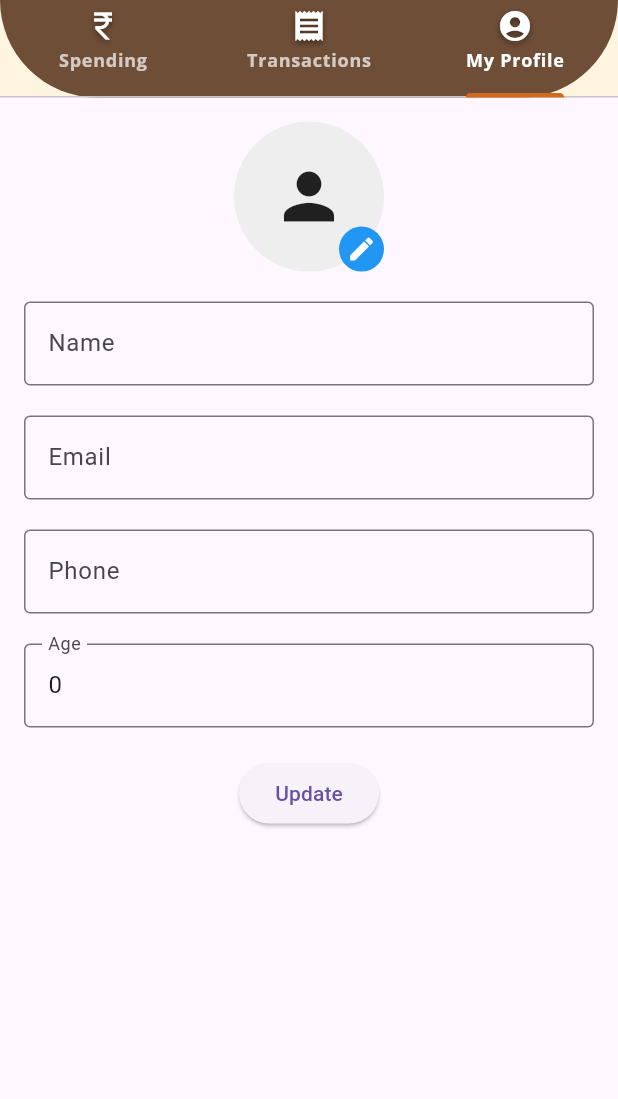
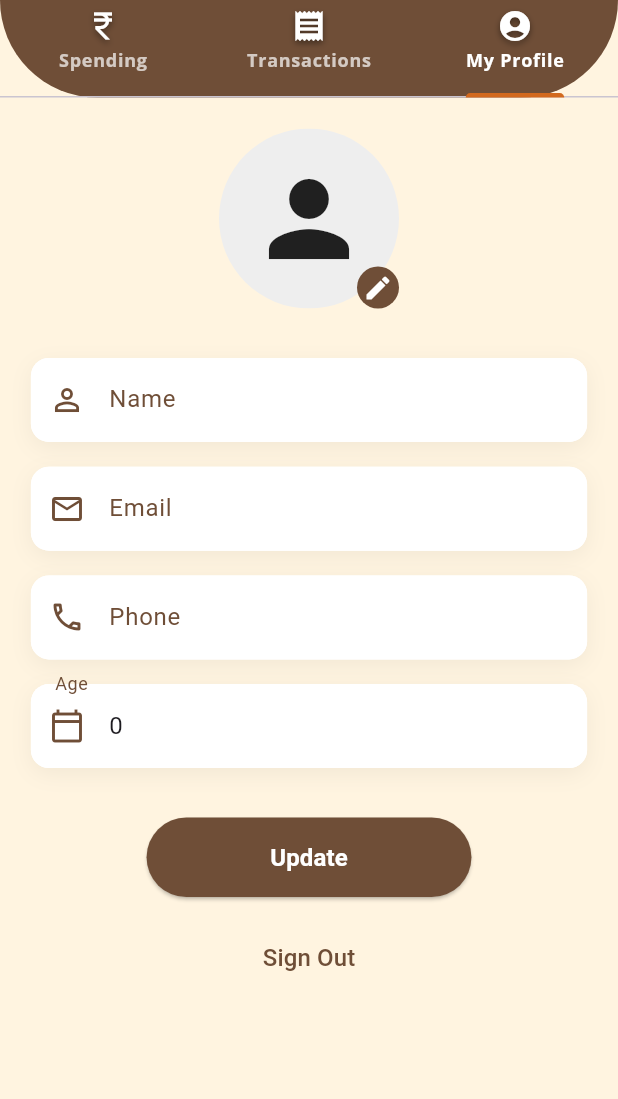
Before and after one commit to ajaychikshetty/wallet_flex, a Flutter app: the screen it shows once a user with an empty profile is signed in, tab 3 chosen, on a phone screen of 412 x 824 dp, the part 137-1236 px from its top. Run offline on Flutter 3.47's test engine with Material 3 defaults, Android fonts, the phone set to English and light mode, and no system bars; our stand-ins replace cloud_firestore, firebase_auth, firebase_core, firebase_messaging, firebase_storage, fl_chart and 6 more; missing offline and left inert: firebase_app_check; accounts and stored records are empty.

Commit message:
new commit

```diff
--- a/lib/widgets/ProfilePage.dart
+++ b/lib/widgets/ProfilePage.dart
@@ -138,20 +138,39 @@ class _ProfilePageState extends State<ProfilePage> {
 
   @override
   Widget build(BuildContext context) {
+    double screenHeight = MediaQuery.of(context).size.height;
+    double screenWidth = MediaQuery.of(context).size.width;
+
     return Scaffold(
-      body: _isLoading
-          ? const Center(child: CircularProgressIndicator())
-          : SingleChildScrollView(
-              padding: const EdgeInsets.all(16.0),
+      backgroundColor:
+          const Color(0xFFFFF4E0), // Using your app's background color
+      // appBar: AppBar(
+      //   backgroundColor:
+      //       const Color(0xFF6F4E37), // Primary color from your theme
+      //   elevation: 0,
+      //   title: Text(
+      //     'Profile',
+      //     style: TextStyle(
+      //       color: Colors.white,
+      //       fontSize: 20,
+      //       fontWeight: FontWeight.bold,
+      //     ),
+      //   ),
+      //   centerTitle: true,
+      // ),
+      body: SingleChildScrollView(
+        child: Padding(
+          padding: EdgeInsets.all(screenWidth * 0.05),
           child: Column(
             children: [
               GestureDetector(
                 onTap: _pickImage,
-                    child: Stack(children: [
+                child: Stack(
+                  children: [
                     ClipOval(
                       child: Container(
-                          width: 100.0,
-                          height: 100.0,
+                        width: 120,
+                        height: 120,
                         decoration: BoxDecoration(
                           color: Colors.grey[200],
                         ),
@@ -160,67 +179,136 @@ class _ProfilePageState extends State<ProfilePage> {
                                 _profileImageUrl,
                                 fit: BoxFit.cover,
                               )
-                              : const Icon(Icons.person, size: 50),
+                            : const Icon(Icons.person, size: 80),
                       ),
                     ),
                     Positioned(
                       right: 0,
                       bottom: 0,
                       child: Container(
-                          width: 30,
-                          height: 30,
-                          decoration: const BoxDecoration(
-                            color: Colors.blue,
+                        padding: const EdgeInsets.all(4),
+                        decoration: BoxDecoration(
+                          color: const Color(0xFF6F4E37),
                           shape: BoxShape.circle,
                         ),
-                          child: const Icon(
+                        child: Icon(
                           Icons.edit,
                           color: Colors.white,
                           size: 20,
                         ),
                       ),
                     ),
-                    ]),
-                  ),
-                  const SizedBox(height: 20),
-                  TextField(
-                    controller: _nameController,
-                    decoration: const InputDecoration(
-                      labelText: 'Name',
-                      border: OutlineInputBorder(),
+                  ],
                 ),
               ),
-                  const SizedBox(height: 20),
-                  TextField(
+              SizedBox(height: screenHeight * 0.04),
+              buildTextField(
+                controller: _nameController,
+                label: 'Name',
+                icon: Icons.person_outline,
+              ),
+              SizedBox(height: screenHeight * 0.02),
+              buildTextField(
                 controller: _emailController,
-                    decoration: const InputDecoration(
-                      labelText: 'Email',
-                      border: OutlineInputBorder(),
+                label: 'Email',
+                icon: Icons.email_outlined,
+                enabled: false,
+              ),
+              SizedBox(height: screenHeight * 0.02),
+              buildTextField(
+                controller: _phoneController,
+                label: 'Phone',
+                icon: Icons.phone_outlined,
+                keyboardType: TextInputType.phone,
+              ),
+              SizedBox(height: screenHeight * 0.02),
+              buildTextField(
+                controller: _ageController,
+                label: 'Age',
+                icon: Icons.calendar_today_outlined,
+                keyboardType: TextInputType.number,
+              ),
+              SizedBox(height: screenHeight * 0.04),
+              ElevatedButton(
+                onPressed: _updateUserData,
+                style: ElevatedButton.styleFrom(
+                  backgroundColor: const Color(0xFF6F4E37),
+                  foregroundColor: Colors.white,
+                  padding: EdgeInsets.symmetric(
+                    horizontal: screenWidth * 0.2,
+                    vertical: 15,
+                  ),
+                  shape: RoundedRectangleBorder(
+                    borderRadius: BorderRadius.circular(30),
                   ),
                 ),
-                  const SizedBox(height: 20),
-                  TextField(
-                    controller: _phoneController,
-                    decoration: const InputDecoration(
-                      labelText: 'Phone',
-                      border: OutlineInputBorder(),
+                child: const Text(
+                  'Update',
+                  style: TextStyle(fontSize: 16, fontWeight: FontWeight.bold),
                 ),
               ),
-                  const SizedBox(height: 20),
-                  TextField(
-                    controller: _ageController,
-                    decoration: const InputDecoration(
-                      labelText: 'Age',
-                      border: OutlineInputBorder(),
+              SizedBox(height: screenHeight * 0.02),
+              TextButton(
+                onPressed: () async {
+                  await _auth.signOut();
+                  Navigator.of(context).pushReplacementNamed('/login');
+                },
+                style: TextButton.styleFrom(
+                  foregroundColor: const Color(0xFF6F4E37),
                 ),
-                    keyboardType: TextInputType.number,
+                child: const Text(
+                  'Sign Out',
+                  style: TextStyle(fontSize: 16),
                 ),
-                  const SizedBox(height: 20),
-                  ElevatedButton(
-                    onPressed: _updateUserData,
-                    child: const Text('Update'),
               ),
             ],
+          ),
+        ),
+      ),
+    );
+  }
+
+  Widget buildTextField({
+    required TextEditingController controller,
+    required String label,
+    required IconData icon,
+    bool enabled = true,
+    TextInputType? keyboardType,
+  }) {
+    return Container(
+      decoration: BoxDecoration(
+        color: Colors.white,
+        borderRadius: BorderRadius.circular(12),
+        boxShadow: [
+          BoxShadow(
+            color: Colors.black.withOpacity(0.05),
+            blurRadius: 12,
+            offset: const Offset(0, 4),
+          ),
+        ],
+      ),
+      child: TextField(
+        controller: controller,
+        enabled: enabled,
+        keyboardType: keyboardType,
+        decoration: InputDecoration(
+          labelText: label,
+          labelStyle: TextStyle(color: const Color(0xFF6F4E37)),
+          prefixIcon: Icon(icon, color: const Color(0xFF6F4E37)),
+          border: OutlineInputBorder(
+            borderRadius: BorderRadius.circular(12),
+            borderSide: BorderSide.none,
+          ),
+          enabledBorder: OutlineInputBorder(
+            borderRadius: BorderRadius.circular(12),
+            borderSide: BorderSide(color: Colors.transparent),
+          ),
+          focusedBorder: OutlineInputBorder(
+            borderRadius: BorderRadius.circular(12),
+            borderSide: BorderSide(color: const Color(0xFF6F4E37)),
+          ),
+          filled: true,
+          fillColor: Colors.white,
         ),
       ),
     );
```
Lines whose indentation alone changed are shown as unchanged.
